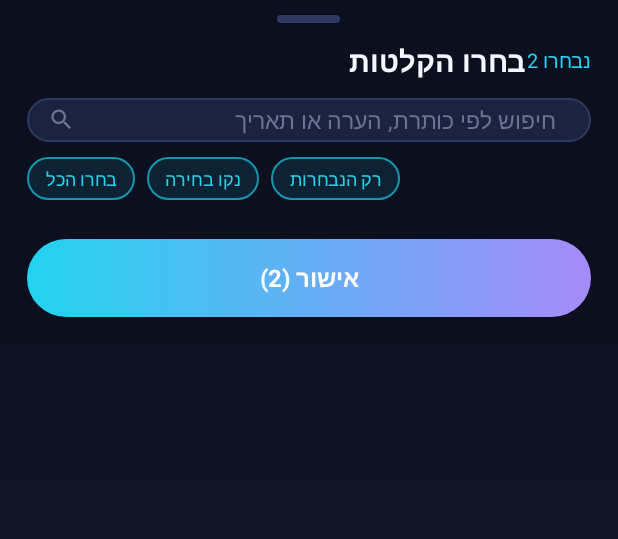
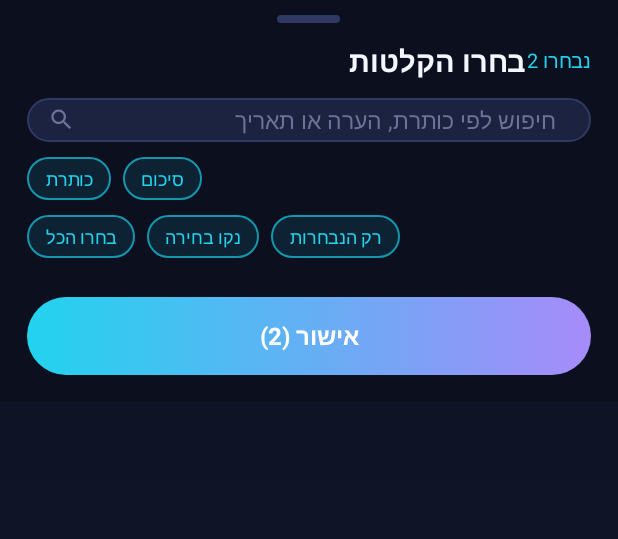
Before and after one commit to meirww-hub/meeting-log, an Android app: the layout sheet_recording_picker.xml on its own in the app's theme, with its tools: preview values and no code run, on a phone screen of 412 x 824 dp. Shown: the top 539 px of the screen. Run offline under Robolectric (Android 15) with nearby library versions, the phone set to English and light mode, and no system bars.

Commit message:
Add filter-by-field toggle to recording picker search
Lets users search recordings by title (default) or by summary text
instead of only the combined title/note/date search. Speakers are
skipped since the app has no diarization data to search against.

Co-Authored-By: Claude Sonnet 5 <noreply@anthropic.com>
Claude-Session: https://claude.ai/code/session_01CiW1ToVVhBDfciiWZL8i34

```diff
--- a/android/app/src/main/java/com/meirww/meetingscribe/RecordingItem.kt
+++ b/android/app/src/main/java/com/meirww/meetingscribe/RecordingItem.kt
@@ -48,6 +48,8 @@ data class RecordingItem(
      */
     val audioChannelCount: Int,
     val note: String?,
+    /** טקסט הסיכום המלא (שדה summary), לצורך חיפוש - לא מוצג כמות שהוא במסך זה. */
+    val summary: String?,
     /** זמן ההגעה לשרת (ISO 8601 עם offset, כפי שנשמר ב-Firestore) - לשעה שמוצגת ליד התאריך בהיסטוריה. */
     val createdAt: String?,
     /**
@@ -92,6 +94,7 @@ data class RecordingItem(
                     else -> 0
                 },
                 note = obj.optStringOrNull("note"),
+                summary = obj.optStringOrNull("summary"),
                 createdAt = obj.optStringOrNull("created_at"),
                 failed = failed,
                 error = obj.optStringOrNull("error"),
--- /dev/null
+++ b/android/app/src/main/res/drawable/bg_chip_selected.xml
@@ -0,0 +1,6 @@
+<?xml version="1.0" encoding="utf-8"?>
+<shape xmlns:android="http://schemas.android.com/apk/res/android"
+    android:shape="rectangle">
+    <solid android:color="@color/accent_cyan" />
+    <corners android:radius="14dp" />
+</shape>
--- a/android/app/src/main/res/layout/sheet_recording_picker.xml
+++ b/android/app/src/main/res/layout/sheet_recording_picker.xml
@@ -89,6 +89,23 @@
             android:contentDescription="@string/history_search_clear" />
     </LinearLayout>
 
+    <LinearLayout
+        android:layout_width="wrap_content"
+        android:layout_height="wrap_content"
+        android:orientation="horizontal"
+        android:layout_marginTop="10dp">
+
+        <TextView
+            android:id="@+id/pickerFilterTitle"
+            style="@style/LinkChip"
+            android:text="@string/chat_picker_filter_title" />
+
+        <TextView
+            android:id="@+id/pickerFilterSummary"
+            style="@style/LinkChip"
+            android:text="@string/chat_picker_filter_summary" />
+    </LinearLayout>
+
     <HorizontalScrollView
         android:layout_width="match_parent"
         android:layout_height="wrap_content"
--- a/android/app/src/main/res/values/strings.xml
+++ b/android/app/src/main/res/values/strings.xml
@@ -79,6 +79,9 @@
 
     <string name="chat_picker_title">בחרו הקלטות</string>
     <string name="chat_picker_search_hint">חיפוש לפי כותרת, הערה או תאריך</string>
+    <string name="chat_picker_search_hint_summary">חיפוש בתוך הסיכום</string>
+    <string name="chat_picker_filter_title">כותרת</string>
+    <string name="chat_picker_filter_summary">סיכום</string>
     <string name="chat_picker_select_all">בחרו הכל</string>
     <string name="chat_picker_clear_selection">נקו בחירה</string>
     <string name="chat_picker_selected_only">רק הנבחרות</string>
```
Also changed, not shown: android/app/src/main/java/com/meirww/meetingscribe/RecordingPickerSheet.kt (+51 -5 lines).
